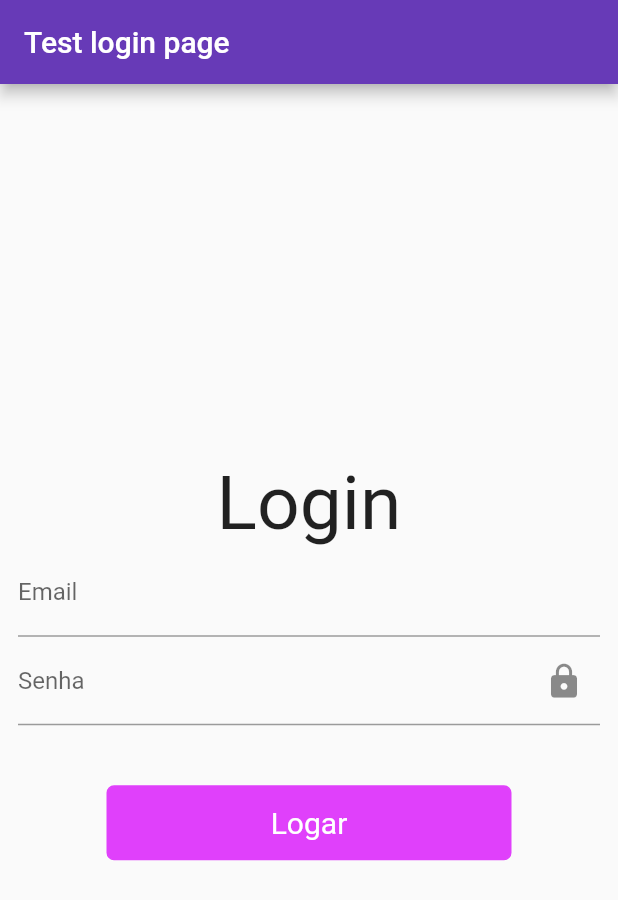
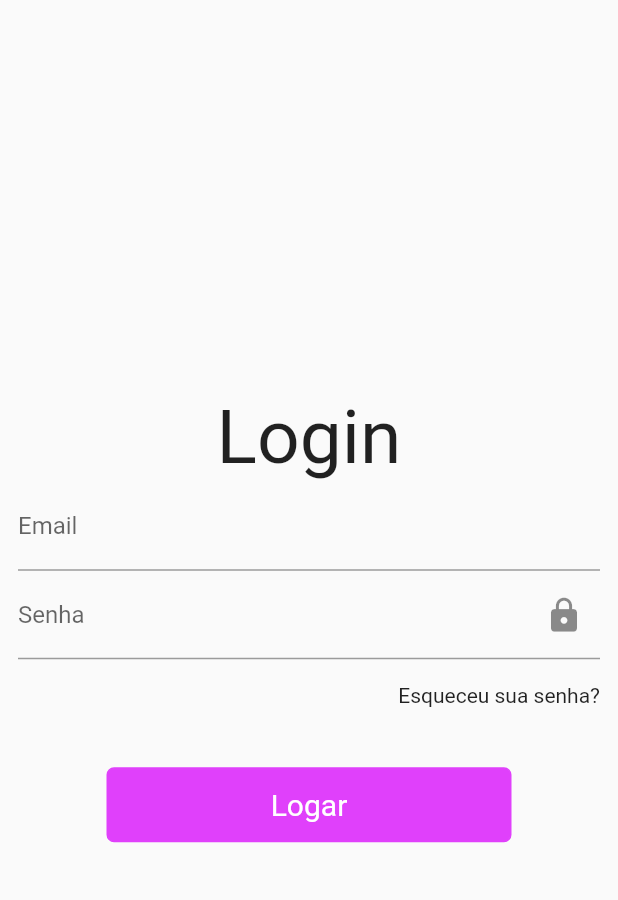
Before and after one commit to PauloVOFonseca/mono_repo, a Flutter app: the screen it shows after launch, on a phone screen of 412 x 824 dp. Shown: the top 900 px of the screen. Run offline on Flutter 3.47's test engine with Material 2 defaults, Android fonts, the phone set to English and light mode, and no system bars.

Commit message:
create forgot password

```diff
--- a/dependency_module/lib/dependency_module.dart
+++ b/dependency_module/lib/dependency_module.dart
@@ -1,4 +1,3 @@
 library dependency_module;
 
 export 'package:url_launcher/url_launcher.dart';
-export 'package:dio/dio.dart';
--- a/design_system/lib/design_system.dart
+++ b/design_system/lib/design_system.dart
@@ -3,3 +3,4 @@ library design_system;
 export 'src/themes.dart';
 export 'src/custom_text_field.dart';
 export 'src/custom_submit_button.dart';
+export 'src/forgot_password_button.dart';
--- /dev/null
+++ b/design_system/lib/src/forgot_password_button.dart
@@ -0,0 +1,16 @@
+import 'package:flutter/material.dart';
+
+class ForgotPasswordButton extends StatelessWidget {
+  final String text;
+  final TextStyle? textStyle;
+  final Function()? onTap;
+  const ForgotPasswordButton({Key? key, required this.text, this.textStyle, this.onTap}) : super(key: key);
+
+  @override
+  Widget build(BuildContext context) {
+    return GestureDetector(
+      onTap: onTap,
+      child: Text(text, style: textStyle,),
+    );
+  }
+}
--- a/login/lib/app/login_page.dart
+++ b/login/lib/app/login_page.dart
@@ -18,9 +18,6 @@ class _LoginPageState extends State<LoginPage> {
   @override
   Widget build(BuildContext context) {
     return Scaffold(
-      appBar: AppBar(
-        title: const Text('Test login page'),
-      ),
       body: Padding(
         padding: const EdgeInsets.symmetric(horizontal: 12, vertical: 10),
         child: Column(
@@ -50,6 +47,14 @@ class _LoginPageState extends State<LoginPage> {
                 });
               },
             ),
+            const SizedBox(height: 16),
+            Align(
+              alignment: Alignment.centerRight,
+              child: ForgotPasswordButton(
+                text: 'Esqueceu sua senha?',
+                onTap: () => print('Esqueceu a senha'),
+              ),
+            ),
             const SizedBox(height: 40),
             CustomSubmitButton(
               onTap: () => print(
```
